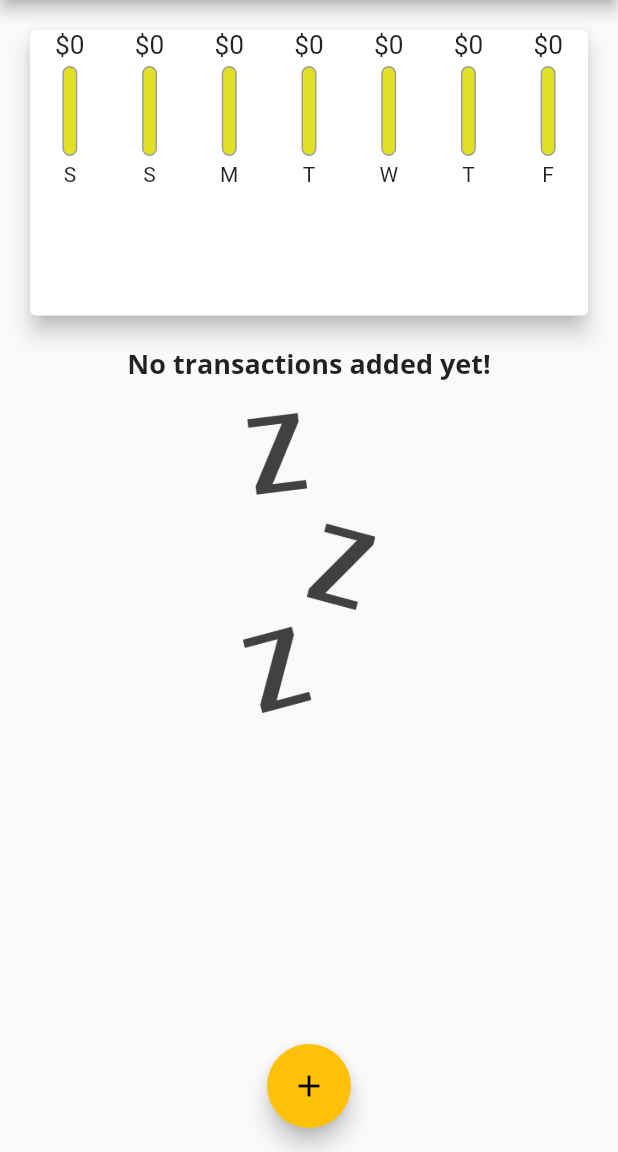
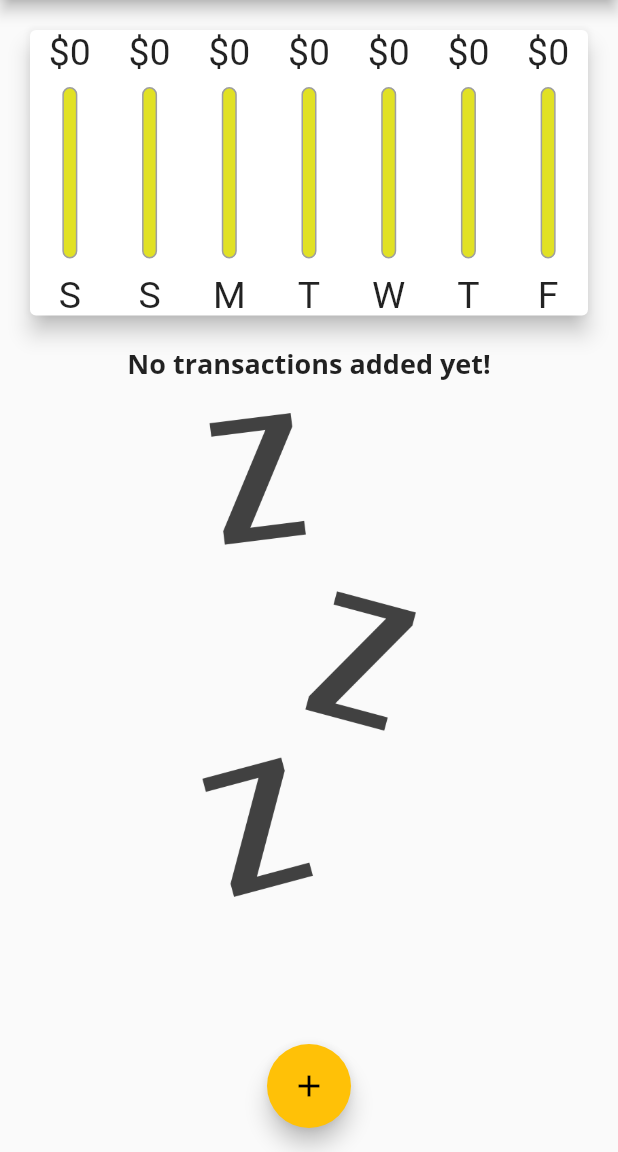
Before and after one commit to AkhmedovSH/academind_flutter, a Flutter app: the screen it shows after launch, on a phone screen of 412 x 824 dp, the part 84-1236 px from its top. Run offline on Flutter 3.47's test engine with Material 2 defaults, Android fonts, the phone set to English and light mode, and no system bars.

Commit message:
done module 5

```diff
--- a/module_4/lib/main.dart
+++ b/module_4/lib/main.dart
@@ -1,10 +1,15 @@
 import 'package:flutter/material.dart';
+//import 'package:flutter/services.dart';
 import './widgets/transaction_list.dart';
 import './widgets/new_transaction.dart';
 import './widgets/chart.dart';
 import './models/transaction.dart';
 
 void main() {
+  // SystemChrome.setPreferredOrientations([
+  //   DeviceOrientation.portraitUp,
+  //   DeviceOrientation.portraitDown,
+  // ]);
   runApp(App());
 }
 
@@ -50,6 +55,7 @@ class Home extends StatefulWidget {
 
 class _HomeState extends State<Home> {
   final List<Transaction> _userTransactions = [];
+  bool _showChart = false;
 
   List<Transaction> get _recentTransactions {
     return _userTransactions.where((element) {
@@ -95,6 +101,8 @@ class _HomeState extends State<Home> {
 
   @override
   Widget build(BuildContext context) {
+    final mediaQuery = MediaQuery.of(context);
+    final isLandscape = mediaQuery.orientation == Orientation.landscape;
     final appBar = AppBar(
       title: Text('Personal Expenses'),
       actions: [
@@ -105,26 +113,53 @@ class _HomeState extends State<Home> {
       ],
     );
 
+    final txList = Container(
+      height: (mediaQuery.size.height -
+              appBar.preferredSize.height -
+              mediaQuery.padding.top) *
+          0.7,
+      child: TransactionList(_userTransactions, _deleteTransaction),
+    );
+
     return Scaffold(
         appBar: appBar,
         body: SingleChildScrollView(
           child: Column(
             crossAxisAlignment: CrossAxisAlignment.stretch,
             children: [
+              if (isLandscape)
+                Row(
+                  mainAxisAlignment: MainAxisAlignment.center,
+                  children: [
+                    Text('Show Chart'),
+                    Switch(
+                        value: _showChart,
+                        onChanged: (value) {
+                          setState(() {
+                            _showChart = value;
+                          });
+                        }),
+                  ],
+                ),
+              if (!isLandscape)
                 Container(
-                height: (MediaQuery.of(context).size.height -
+                  height: (mediaQuery.size.height -
                           appBar.preferredSize.height -
-                        MediaQuery.of(context).padding.top) *
+                          mediaQuery.padding.top) *
                       0.3,
                   child: Chart(_recentTransactions),
                 ),
-              Container(
-                height: (MediaQuery.of(context).size.height -
+              if (!isLandscape) txList,
+              if (isLandscape)
+                _showChart
+                    ? Container(
+                        height: (mediaQuery.size.height -
                                 appBar.preferredSize.height -
-                        MediaQuery.of(context).padding.top) *
+                                mediaQuery.padding.top) *
                             0.7,
-                child: TransactionList(_userTransactions, _deleteTransaction),
-              ),
+                        child: Chart(_recentTransactions),
+                      )
+                    : txList
             ],
           ),
         ),
--- a/module_4/lib/widgets/chart_bar.dart
+++ b/module_4/lib/widgets/chart_bar.dart
@@ -9,10 +9,12 @@ class ChartBar extends StatelessWidget {
 
   @override
   Widget build(BuildContext context) {
+    return LayoutBuilder(
+      builder: (context, constrains) {
         return Column(
           children: [
             Container(
-          height: 20,
+              height: constrains.maxHeight * 0.15,
               child: FittedBox(
                 child: Text(
                   '\$${spendingAmount.toStringAsFixed(0)}',
@@ -20,10 +22,10 @@ class ChartBar extends StatelessWidget {
               ),
             ),
             SizedBox(
-          height: 4,
+              height: constrains.maxHeight * 0.05,
             ),
             Container(
-          height: 60,
+              height: constrains.maxHeight * 0.6,
               width: 10,
               child: Stack(
                 children: [
@@ -49,10 +51,17 @@ class ChartBar extends StatelessWidget {
               ),
             ),
             SizedBox(
-          height: 4,
+              height: constrains.maxHeight * 0.05,
             ),
-        Text(label),
+            Container(
+              height: constrains.maxHeight * 0.15,
+              child: FittedBox(
+                child: Text(label),
+              ),
+            ),
           ],
+        );
+      },
     );
   }
 }
--- a/module_4/lib/widgets/new_transaction.dart
+++ b/module_4/lib/widgets/new_transaction.dart
@@ -52,9 +52,15 @@ class _NewTransactionState extends State<NewTransaction> {
 
   @override
   Widget build(BuildContext context) {
-    return Card(
+    return SingleChildScrollView(
+      child: Card(
         child: Container(
-        padding: EdgeInsets.all(10),
+          padding: EdgeInsets.only(
+            top: 10,
+            left: 10,
+            right: 10,
+            bottom: MediaQuery.of(context).viewInsets.bottom + 10,
+          ),
           child: Column(
             crossAxisAlignment: CrossAxisAlignment.end,
             children: [
@@ -98,6 +104,7 @@ class _NewTransactionState extends State<NewTransaction> {
             ],
           ),
         ),
+      ),
     );
   }
 }
--- a/module_4/lib/widgets/transaction_list.dart
+++ b/module_4/lib/widgets/transaction_list.dart
@@ -11,7 +11,9 @@ class TransactionList extends StatelessWidget {
   @override
   Widget build(BuildContext context) {
     return transactions.isEmpty
-        ? Column(
+        ? LayoutBuilder(
+            builder: (context, constrains) {
+              return Column(
                 children: [
                   Text(
                     'No transactions added yet!',
@@ -21,13 +23,15 @@ class TransactionList extends StatelessWidget {
                     height: 20,
                   ),
                   Container(
-                height: 200,
+                    height: constrains.maxHeight * 0.6,
                     child: Image.asset(
                       'assets/images/waiting.png',
                       fit: BoxFit.cover,
                     ),
                   ),
                 ],
+              );
+            },
           )
         : ListView.builder(
             itemBuilder: (context, index) {
```
Lines whose indentation alone changed are shown as unchanged.
